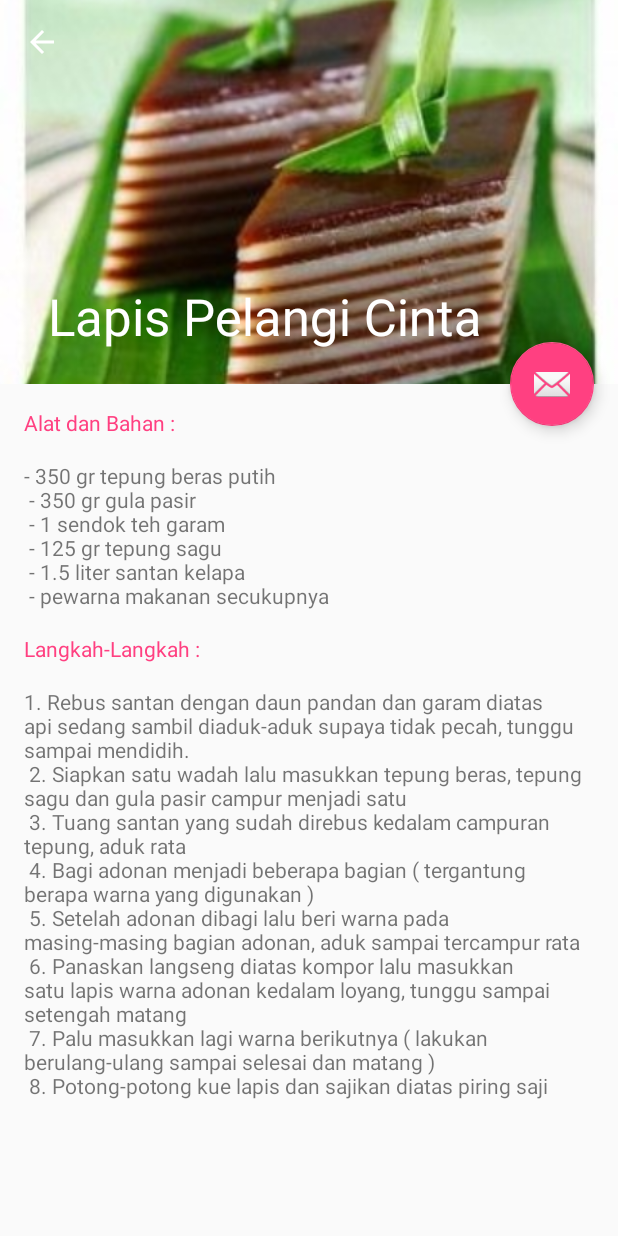
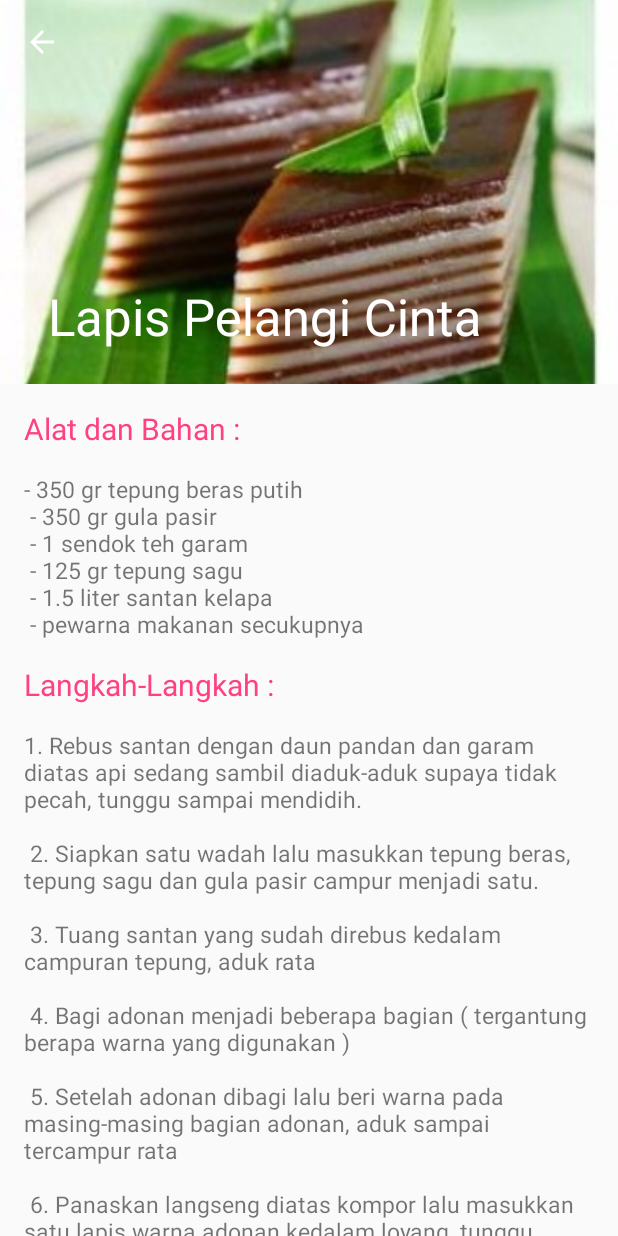
Before and after one commit to salsasavira/Javoodzzz, an Android app: the Cemilan_Activity screen opened directly, with no data from a screen before it, after a tap on "Lapis Pelangi Cinta", on a phone screen of 412 x 824 dp. Run offline under Robolectric (Android 15) with nearby library versions, the phone set to English and light mode, and no system bars.

Commit message:
size font detail

```diff
--- a/app/src/main/java/id/sch/smktelkom_mlg/project2/xirpl32425263034/javoods/Detail/Detail_Cemilan.java
+++ b/app/src/main/java/id/sch/smktelkom_mlg/project2/xirpl32425263034/javoods/Detail/Detail_Cemilan.java
@@ -30,15 +30,6 @@ public class Detail_Cemilan extends AppCompatActivity {
             }
         });
 
-        FloatingActionButton fab = (FloatingActionButton) findViewById(R.id.fab);
-        fab.setOnClickListener(new View.OnClickListener() {
-            @Override
-            public void onClick(View view) {
-                Snackbar.make(view, "Replace with your own action", Snackbar.LENGTH_LONG)
-                        .setAction("Action", null).show();
-            }
-        });
-
         Cemilan cemilan = (Cemilan) getIntent().getSerializableExtra(Cemilan_Activity.CEMILAN);
         setTitle(cemilan.nama);
         ImageView ivFoto = (ImageView) findViewById(R.id.imageFotoCemilan);
--- a/app/src/main/res/layout/activity_detail__cemilan.xml
+++ b/app/src/main/res/layout/activity_detail__cemilan.xml
@@ -6,6 +6,8 @@
     android:layout_height="match_parent"
     android:fitsSystemWindows="true"
     tools:context="id.sch.smktelkom_mlg.project2.xirpl32425263034.javoods.Detail.Detail_Cemilan">
+
+    <include layout="@layout/content_detail__cemilan" />
 
     <android.support.design.widget.AppBarLayout
         android:id="@+id/app_bar"
@@ -41,15 +43,4 @@
         </android.support.design.widget.CollapsingToolbarLayout>
     </android.support.design.widget.AppBarLayout>
 
-    <include layout="@layout/content_detail__cemilan" />
-
-    <android.support.design.widget.FloatingActionButton
-        android:id="@+id/fab"
-        android:layout_width="wrap_content"
-        android:layout_height="wrap_content"
-        android:layout_margin="@dimen/fab_margin"
-        app:layout_anchor="@id/app_bar"
-        app:layout_anchorGravity="bottom|end"
-        app:srcCompat="@android:drawable/ic_dialog_email" />
-
 </android.support.design.widget.CoordinatorLayout>
--- a/app/src/main/res/layout/content_detail__cemilan.xml
+++ b/app/src/main/res/layout/content_detail__cemilan.xml
@@ -20,6 +20,7 @@
             android:layout_width="match_parent"
             android:layout_height="wrap_content"
             android:layout_marginBottom="16dp"
+            android:textSize="20sp"
             android:text="Alat dan Bahan :"
             android:textColor="?attr/colorAccent" />
 
@@ -27,6 +28,7 @@
             android:id="@+id/alat"
             android:layout_width="wrap_content"
             android:layout_height="wrap_content"
+            android:textSize="15sp"
             tools:text="alat dan bahan" />
 
         <TextView
@@ -34,6 +36,7 @@
             android:layout_height="wrap_content"
             android:layout_marginBottom="16dp"
             android:layout_marginTop="16dp"
+            android:textSize="20sp"
             android:text="Langkah-Langkah :"
             android:textColor="?attr/colorAccent" />
 
@@ -41,6 +44,7 @@
             android:id="@+id/step"
             android:layout_width="wrap_content"
             android:layout_height="wrap_content"
+            android:textSize="15sp"
             tools:text="langkah-langkah" />
     </LinearLayout>
 
--- a/app/src/main/res/layout/content_detail__makanan.xml
+++ b/app/src/main/res/layout/content_detail__makanan.xml
@@ -21,12 +21,14 @@
             android:layout_height="wrap_content"
             android:layout_marginBottom="16dp"
             android:text="Alat dan Bahan :"
+            android:textSize="20sp"
             android:textColor="?attr/colorAccent" />
 
         <TextView
             android:id="@+id/alat"
             android:layout_width="wrap_content"
             android:layout_height="wrap_content"
+            android:textSize="15sp"
             tools:text="alat dan bahan" />
 
         <TextView
@@ -34,6 +36,7 @@
             android:layout_height="wrap_content"
             android:layout_marginBottom="16dp"
             android:layout_marginTop="16dp"
+            android:textSize="20sp"
             android:text="Langkah-Langkah :"
             android:textColor="?attr/colorAccent" />
 
@@ -41,6 +44,7 @@
             android:id="@+id/step"
             android:layout_width="wrap_content"
             android:layout_height="wrap_content"
+            android:textSize="15sp"
             tools:text="langkah-langkah" />
     </LinearLayout>
 
--- a/app/src/main/res/layout/content_detail__minuman.xml
+++ b/app/src/main/res/layout/content_detail__minuman.xml
@@ -21,18 +21,21 @@
             android:layout_height="wrap_content"
             android:layout_marginBottom="16dp"
             android:text="Alat dan Bahan :"
+            android:textSize="20sp"
             android:textColor="?attr/colorAccent" />
 
         <TextView
             android:id="@+id/alat"
             android:layout_width="wrap_content"
             android:layout_height="wrap_content"
+            android:textSize="15sp"
             tools:text="alat dan bahan" />
 
         <TextView
             android:layout_width="match_parent"
             android:layout_height="wrap_content"
             android:layout_marginBottom="16dp"
+            android:textSize="20sp"
             android:layout_marginTop="16dp"
             android:text="Langkah-Langkah :"
             android:textColor="?attr/colorAccent" />
@@ -41,6 +44,7 @@
             android:id="@+id/step"
             android:layout_width="wrap_content"
             android:layout_height="wrap_content"
+            android:textSize="15sp"
             tools:text="langkah-langkah" />
     </LinearLayout>
 
--- a/app/src/main/res/layout/item_list_makanan.xml
+++ b/app/src/main/res/layout/item_list_makanan.xml
@@ -29,7 +29,7 @@
             android:layout_centerHorizontal="true"
             android:gravity="center"
             android:textAppearance="@style/TextAppearance.AppCompat.Headline"
-            android:textSize="36sp"
+            android:textSize="25sp"
             tools:text="Judul" />
 
         <Button
--- a/app/src/main/res/layout/item_list_minuman.xml
+++ b/app/src/main/res/layout/item_list_minuman.xml
@@ -29,7 +29,7 @@
             android:layout_centerHorizontal="true"
             android:gravity="center"
             android:textAppearance="@style/TextAppearance.AppCompat.Headline"
-            android:textSize="36sp"
+            android:textSize="25sp"
             tools:text="Judul" />
 
         <Button
--- a/app/src/main/res/values/arrays.xml
+++ b/app/src/main/res/values/arrays.xml
@@ -186,14 +186,14 @@
 
     <string-array name="bahanmakanan">
 	<item>
-        1.500 ml air "\n"
-	2.100 g buah melinjo "\n"
-	3.100 g kacang tanah "\n"
-	4.1 jagung manis, potong 5 bagian
-	5.1 labu siam, kupas, potong dadu 2 cm
-	6.100 g kacang panjang, potong 5 cm
-	7.1 bungkus Royco Bumbu Komplit Sayur Asem
-	8.50 g daun melinjo
+        1. 500 ml air "\n"
+	    2. 100 g buah melinjo "\n"
+	    3. 100 g kacang tanah "\n"
+	    4. 1 jagung manis, potong 5 bagian
+	    5. 1 labu siam, kupas, potong dadu 2 cm
+	    6. 100 g kacang panjang, potong 5 cm
+	    7. 1 bungkus Royco Bumbu Komplit Sayur Asem
+	    8. 50 g daun melinjo
 	</item>
 
         <item>
@@ -982,13 +982,13 @@ Bahan:
     <string-array name="stepcemilan">
         <item>
           1.	Rebus santan dengan daun pandan dan garam diatas api sedang sambil diaduk-aduk supaya tidak pecah,
-            tunggu sampai mendidih."\n"
-          2.	Siapkan satu wadah lalu masukkan tepung beras, tepung sagu dan gula pasir campur menjadi satu"\n"
-          3.	Tuang santan yang sudah direbus kedalam campuran tepung, aduk rata"\n"
-          4.	Bagi adonan menjadi beberapa bagian ( tergantung berapa warna yang digunakan )"\n"
-          5.	Setelah adonan dibagi lalu beri warna pada masing-masing bagian adonan, aduk sampai tercampur rata"\n"
-          6.	Panaskan langseng diatas kompor lalu masukkan satu lapis warna adonan kedalam loyang, tunggu sampai setengah matang"\n"
-          7.	Palu masukkan lagi warna berikutnya ( lakukan berulang-ulang sampai selesai dan matang )"\n"
+            tunggu sampai mendidih."\n""\n"
+          2.	Siapkan satu wadah lalu masukkan tepung beras, tepung sagu dan gula pasir campur menjadi satu."\n""\n"
+          3.	Tuang santan yang sudah direbus kedalam campuran tepung, aduk rata"\n""\n"
+          4.	Bagi adonan menjadi beberapa bagian ( tergantung berapa warna yang digunakan )"\n""\n"
+          5.	Setelah adonan dibagi lalu beri warna pada masing-masing bagian adonan, aduk sampai tercampur rata"\n""\n"
+          6.	Panaskan langseng diatas kompor lalu masukkan satu lapis warna adonan kedalam loyang, tunggu sampai setengah matang"\n""\n"
+          7.	Palu masukkan lagi warna berikutnya ( lakukan berulang-ulang sampai selesai dan matang )"\n""\n"
           8.	Potong-potong kue lapis dan sajikan diatas piring saji
         </item>
         <item>
```
Also changed, not shown: app/src/main/java/id/sch/smktelkom_mlg/project2/xirpl32425263034/javoods/Detail/Detail_Makanan.java (+1 -8 lines), app/src/main/java/id/sch/smktelkom_mlg/project2/xirpl32425263034/javoods/Detail/Detail_Minuman.java (+0 -8 lines), app/src/main/res/layout/activity_detail__makanan.xml (+0 -9 lines), app/src/main/res/layout/activity_detail__minuman.xml (+0 -9 lines).
